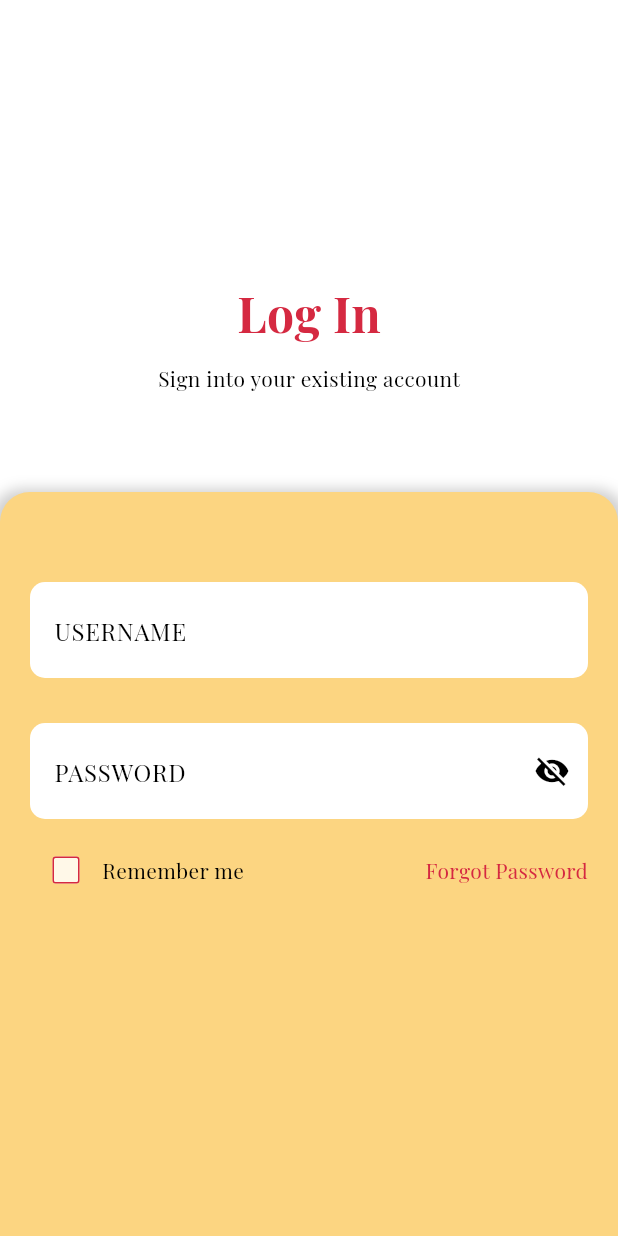
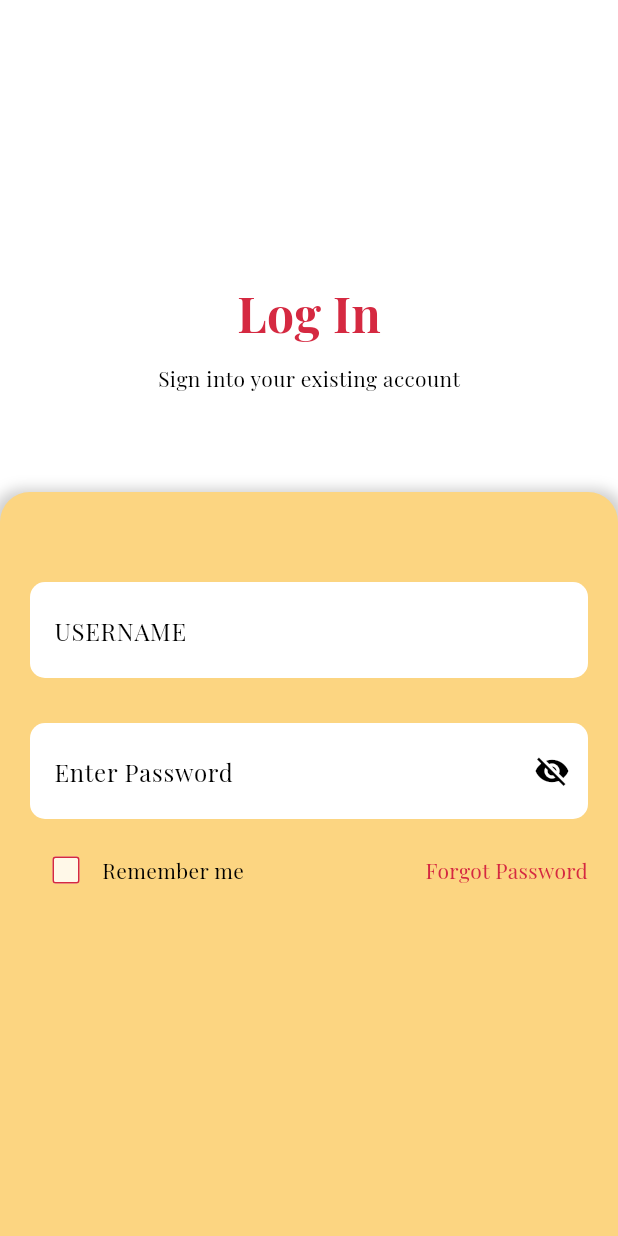
Before and after one commit to halfgojo/food, a Flutter app: the screen it shows after launch, on a phone screen of 412 x 824 dp. Run offline on Flutter 3.47's test engine with Material 3 defaults, Android fonts, the phone set to English and light mode, and no system bars; our stand-ins replace google_fonts; missing offline and left inert: cronet_http, cupertino_http.

Commit message:
Updated README, modified password labels, and prepared for GitHub upload

```diff
--- a/Client/lib/screens/login.dart
+++ b/Client/lib/screens/login.dart
@@ -192,7 +192,7 @@ class _LoginPageState extends State<LoginPage> {
                             controller: passwordController,
                             obscureText: obscurePassword,
                             decoration: InputDecoration(
-                              labelText: 'PASSWORD',
+                              labelText: 'Enter Password',
                               labelStyle: kBodyMedium.bodyMedium,
                               suffixIcon: IconButton(
                                 icon: Icon(obscurePassword ? Icons.visibility_off : Icons.visibility),
--- a/Client/lib/screens/signup.dart
+++ b/Client/lib/screens/signup.dart
@@ -549,7 +549,7 @@ class _SignUpPageState extends State<SignUpPage>
                           controller: passwordController,
                           obscureText: obscurePassword,
                           decoration: InputDecoration(
-                            labelText: 'PASSWORD',
+                            labelText: 'Enter Password',
                             suffixIcon: IconButton(
                               icon: Icon(obscurePassword
                                   ? Icons.visibility_off
```
